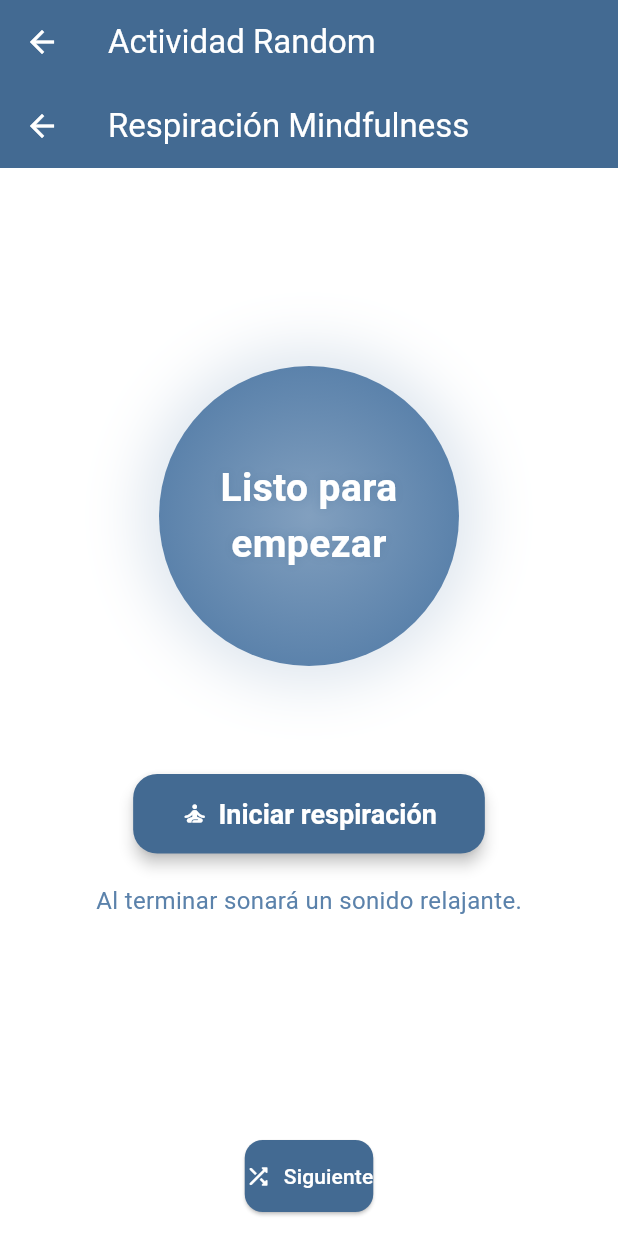
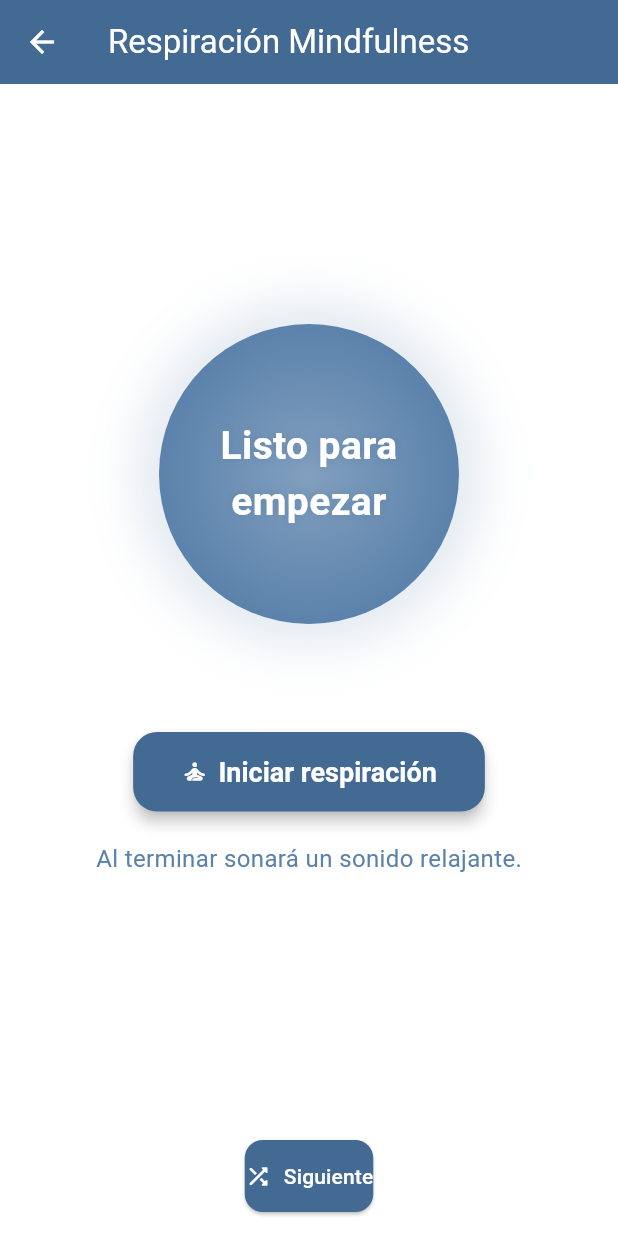
Before and after one commit to paula-ayllon-perez/Serenalea, a Flutter app: the RandomActivitiesPage screen opened by its route, on a phone screen of 412 x 824 dp. Run offline on Flutter 3.47's test engine with Material 3 defaults, Android fonts, the light colour scheme and no system bars; our stand-ins replace audioplayers, cloud_firestore, firebase_auth, firebase_core, image_picker; accounts and stored records are empty.

Commit message:
#Fix: Correcion de volver atras duplicado en random

```diff
--- a/serenalea/lib/presentation/pages/activities/random_activites.dart
+++ b/serenalea/lib/presentation/pages/activities/random_activites.dart
@@ -42,10 +42,7 @@ class _RandomActivitiesPageState extends State<RandomActivitiesPage> {
   @override
   Widget build(BuildContext context) {
     return Scaffold(
-      appBar: AppBar(
-        title: const Text('Actividad Random'),
-      ),
-      body: currentIndex == null
+  body: currentIndex == null
           ? const Center(child: CircularProgressIndicator())
           : Column(
               children: [
```
